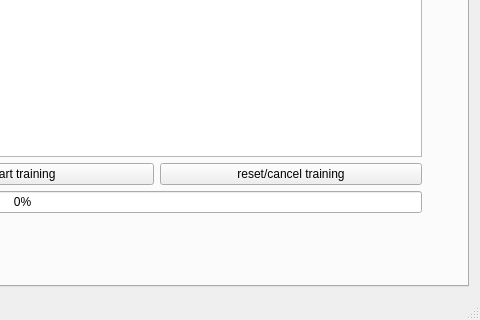
This is App/calib_tools/calib_tool/calibtool.ui in ferot/dms as Qt 5 draws it before an edit; both pictures show x 411 to 891 and y 500 to 820 of the 891 by 820 pixel window. The edited form follows.
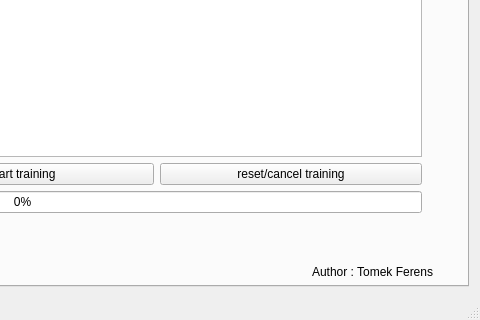
This is the edited form.

Commit message: Author label to ui added

The edit to the form file:
```diff
--- a/App/calib_tools/calib_tool/calibtool.ui
+++ b/App/calib_tools/calib_tool/calibtool.ui
@@ -645,6 +645,19 @@
          <string>0</string>
         </property>
        </widget>
+       <widget class="QLabel" name="label_17">
+        <property name="geometry">
+         <rect>
+          <x>710</x>
+          <y>690</y>
+          <width>161</width>
+          <height>17</height>
+         </rect>
+        </property>
+        <property name="text">
+         <string>Author : Tomek Ferens</string>
+        </property>
+       </widget>
       </widget>
      </widget>
     </item>
```
Left out of the diff: 13 changed lines with no effect on the pictures.
